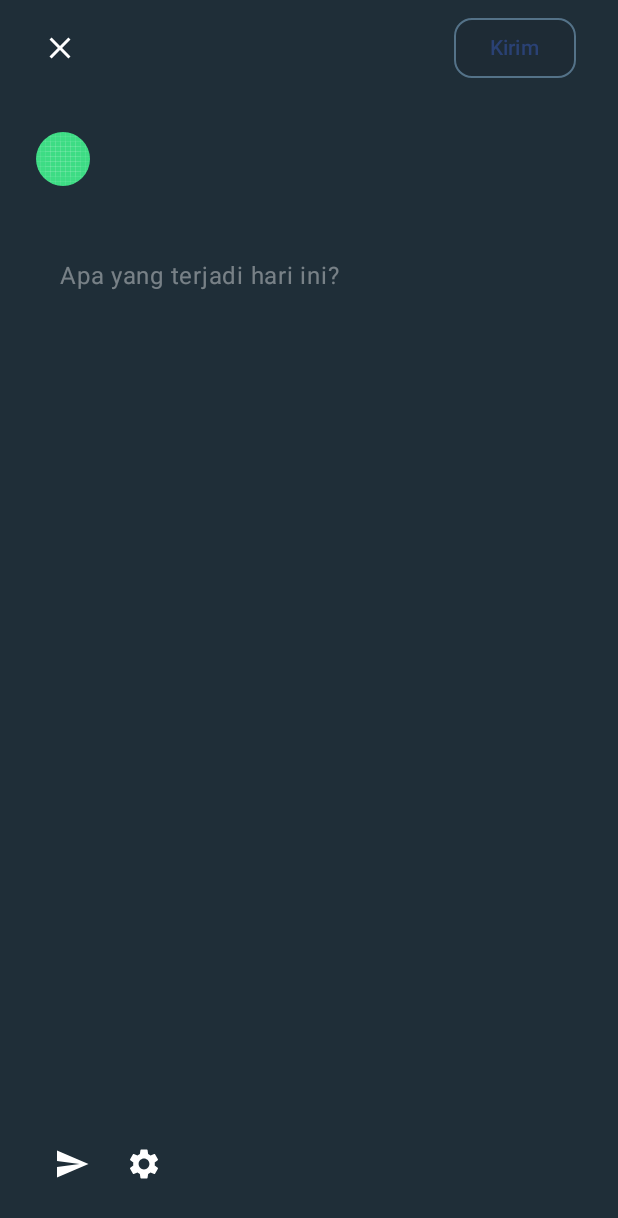
After one commit to SeptAlfauzan/student-helpcare-app, an Android app built with Jetpack Compose: the composable PostReportView shown on its own in the app's theme, on a phone screen of 412 x 824 dp. The commit adds this screen. Shown: the top 1218 px of the screen. Run offline under Robolectric (Android 15) with nearby library versions, the phone set to English and light mode, and no system bars.

Commit message:
add: PostReportView ui

```diff
--- /dev/null
+++ b/app/src/main/java/com/kudos/studenthelpcare/core/presentation/postreport/PostReportView.kt
@@ -0,0 +1,146 @@
+package com.kudos.studenthelpcare.core.presentation.postreport
+
+import androidx.compose.foundation.BorderStroke
+import androidx.compose.foundation.Image
+import androidx.compose.foundation.layout.Column
+import androidx.compose.foundation.layout.Row
+import androidx.compose.foundation.layout.fillMaxSize
+import androidx.compose.foundation.layout.fillMaxWidth
+import androidx.compose.foundation.layout.padding
+import androidx.compose.foundation.layout.size
+import androidx.compose.foundation.shape.CircleShape
+import androidx.compose.material.icons.Icons
+import androidx.compose.material.icons.filled.Close
+import androidx.compose.material.icons.filled.Send
+import androidx.compose.material.icons.filled.Settings
+import androidx.compose.material3.Button
+import androidx.compose.material3.ButtonDefaults
+import androidx.compose.material3.ExperimentalMaterial3Api
+import androidx.compose.material3.Icon
+import androidx.compose.material3.IconButton
+import androidx.compose.material3.MaterialTheme
+import androidx.compose.material3.Scaffold
+import androidx.compose.material3.Surface
+import androidx.compose.material3.Text
+import androidx.compose.material3.TextField
+import androidx.compose.material3.TextFieldColors
+import androidx.compose.material3.TextFieldDefaults
+import androidx.compose.material3.TopAppBar
+import androidx.compose.material3.TopAppBarDefaults
+import androidx.compose.runtime.Composable
+import androidx.compose.runtime.getValue
+import androidx.compose.runtime.mutableStateOf
+import androidx.compose.runtime.remember
+import androidx.compose.runtime.setValue
+import androidx.compose.ui.Modifier
+import androidx.compose.ui.draw.clip
+import androidx.compose.ui.graphics.Color
+import androidx.compose.ui.res.painterResource
+import androidx.compose.ui.res.stringResource
+import androidx.compose.ui.tooling.preview.Devices
+import androidx.compose.ui.tooling.preview.Preview
+import androidx.compose.ui.unit.dp
+import com.kudos.studenthelpcare.R
+import com.kudos.studenthelpcare.ui.theme.Rounded12
+import com.kudos.studenthelpcare.ui.theme.StudentHelpcareTheme
+
+@OptIn(ExperimentalMaterial3Api::class)
+@Composable
+fun PostReportView() {
+    var report by remember{
+        mutableStateOf("")
+    }
+    Scaffold(
+        containerColor = Color(0xFF1F2E38),
+        topBar = {
+            TopAppBar(
+                colors = TopAppBarDefaults.topAppBarColors(containerColor = Color.Transparent),
+                modifier = Modifier.padding(horizontal = 24.dp),
+                title = { }, navigationIcon = {
+                    Icon(
+                        imageVector = Icons.Default.Close,
+                        contentDescription = null,
+                        tint = MaterialTheme.colorScheme.onPrimary
+                    )
+                }, actions = {
+                    Button(
+                        onClick = { /*TODO*/ },
+                        enabled = report.isNotEmpty(),
+                        border = BorderStroke(width = 1.dp, color = Color(0xFF547288)),
+                        shape = Rounded12,
+                        colors = ButtonDefaults.buttonColors(
+                            containerColor = MaterialTheme.colorScheme.surface
+                        )
+                    ) {
+                        Text(text = stringResource(R.string.send), color = MaterialTheme.colorScheme.primary)
+                    }
+                })
+        }) { padding ->
+        Column(
+            Modifier
+                .fillMaxSize()
+                .padding(paddingValues = padding)
+                .padding(24.dp)
+        ) {
+            Image(
+                painter = painterResource(id = R.drawable.ic_launcher_background),
+                contentDescription = null,
+                modifier = Modifier
+                    .size(36.dp)
+                    .clip(
+                        CircleShape
+                    )
+            )
+            TextField(
+                value = report,
+                colors = TextFieldDefaults.colors(
+                    focusedContainerColor = Color.Transparent,
+                    unfocusedContainerColor = Color.Transparent,
+                    focusedIndicatorColor = Color.Transparent,
+                    unfocusedIndicatorColor = Color.Transparent,
+                    disabledIndicatorColor = Color.Transparent,
+                    focusedTextColor = MaterialTheme.colorScheme.onPrimary,
+                    unfocusedTextColor = MaterialTheme.colorScheme.onPrimary,
+                ),
+                placeholder = {
+                    Text(
+                        text = "Apa yang terjadi hari ini?",
+                        color = MaterialTheme.colorScheme.onPrimary.copy(0.4f)
+                    )
+                },
+                onValueChange = {report = it},
+                modifier = Modifier
+                    .padding(top = 32.dp)
+                    .fillMaxWidth()
+                    .weight(1f)
+            )
+            Row {
+                IconButton(onClick = { /*TODO*/ }) {
+                    Icon(
+                        imageVector = Icons.Default.Send,
+                        contentDescription = null,
+                        tint = MaterialTheme.colorScheme.onPrimary
+                    )
+                }
+                IconButton(onClick = { /*TODO*/ }) {
+                    Icon(
+                        imageVector = Icons.Default.Settings,
+                        contentDescription = null,
+                        tint = MaterialTheme.colorScheme.onPrimary
+                    )
+                }
+            }
+        }
+    }
+}
+
+
+@Preview(device = Devices.PIXEL_4)
+@Composable
+private fun Preview() {
+    StudentHelpcareTheme {
+        Surface {
+            PostReportView()
+        }
+    }
+}
--- a/app/src/main/res/values/strings.xml
+++ b/app/src/main/res/values/strings.xml
@@ -5,4 +5,5 @@
     <string name="finish">selesai</string>
     <string name="signin">Masuk</string>
     <string name="username">Username</string>
+    <string name="send">Kirim</string>
 </resources>
```
